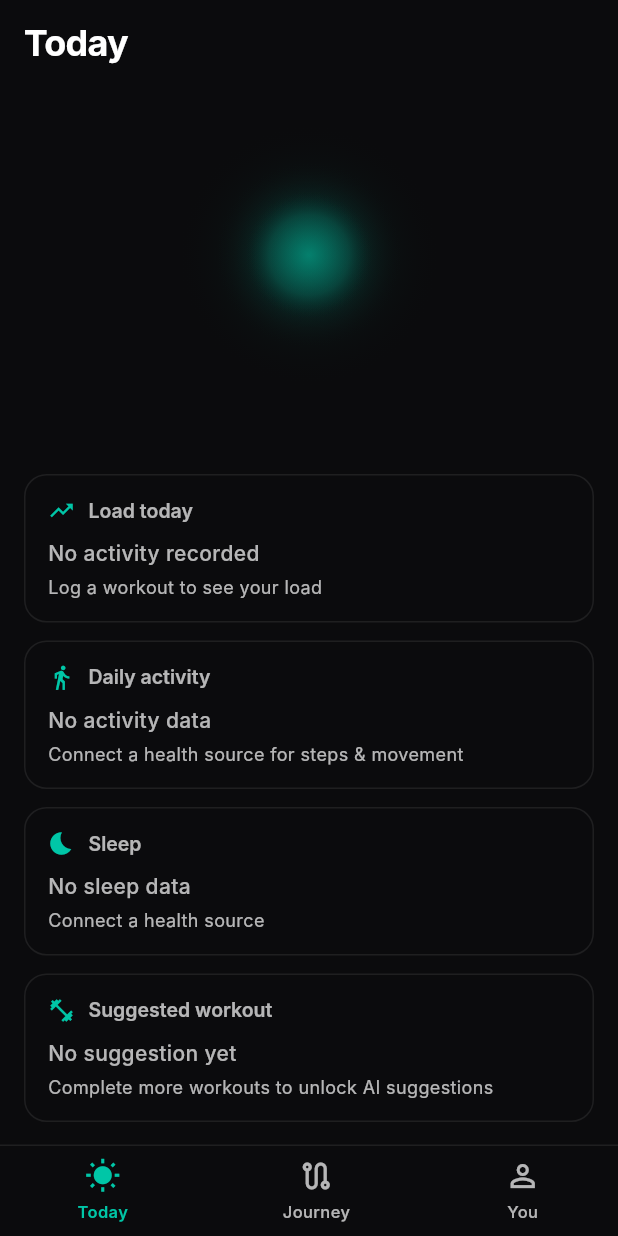
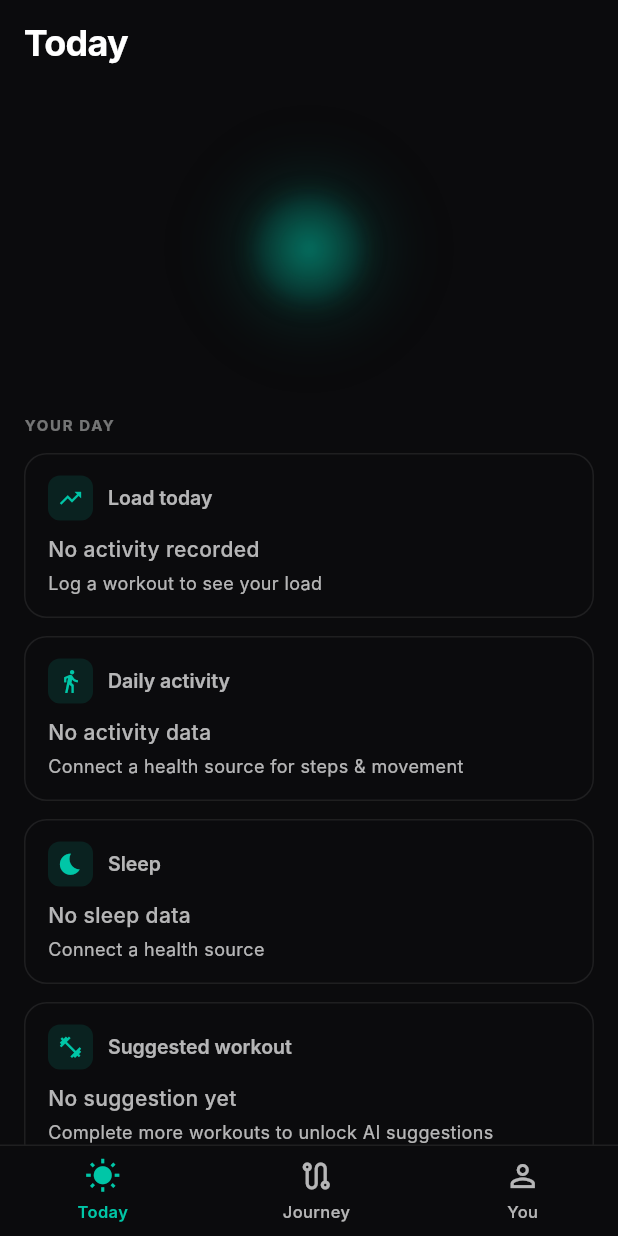
Before and after one commit to Bartveldkamp/Mivalta-flutter, a Flutter app: the screen it shows after launch, on a phone screen of 412 x 824 dp. Run offline on Flutter 3.47's test engine with Material 3 defaults, Android fonts, the phone set to English and light mode, and no system bars; our stand-ins replace flutter_blue_plus, freezed_annotation; missing offline and left inert: dart:ffi, flutter_rust_bridge, health; Roboto replaces fonts that are missing (Inter).

Commit message:
feat(flutter): BS-001 Today screen design-match (Steps 1-10)
Executed BS-001 build steps for Today screen design-match:

- Step 1: Card titles → Title Case ("Load today", not "LOAD TODAY")
- Step 2: Card icons → 30×30 rounded tile, rgba(0,198,167,.12) bg, #00C6A7 17px
- Step 3: Add "YOUR DAY" section eyebrow above module cards
- Step 4: Glow → 172/104px two-layer field, 12px/2px blur per state
- Step 5: State word stays at 6px below score (not 12px)
- Step 6: Collapse hero void when Josi + chip absent
- Step 7: Decision chip honest-absent (hidden, collapse space)
- Step 8: Josi honest-absent, sourced from state_recommendation
- Step 9: Card container styling consistent
- Step 10: Sleep card uses same icon tile pattern

Trailing flags (combined cards, collapsible cards) deferred per spec.

Co-Authored-By: Claude Opus 4.5 <noreply@anthropic.com>

```diff
--- a/lib/screens/today_screen.dart
+++ b/lib/screens/today_screen.dart
@@ -277,22 +277,47 @@ class _TodayScreenState extends State<TodayScreen> {
                 insufficientData: _data.insufficientData,
               ),
 
-              const SizedBox(height: MivaltaSpace.x3),
+              // Josi card — from state_recommendation (I1 fix: engine state, not realizer)
+              // BS-001 Step 6: collapse hero void when absent
+              if (_data.stateRecommendation != null && _data.stateRecommendation!.isNotEmpty) ...[
+                const SizedBox(height: MivaltaSpace.x3),
+                JosiCard(line: _data.stateRecommendation),
+              ],
 
-              // Josi card — from state_recommendation (I1 fix: engine state, not realizer)
-              JosiCard(
-                line: _data.stateRecommendation,
+              // Decision chip — BS-001 Step 7: honest-absent (hidden, collapse)
+              // Not wired: zoneCap and sessionZone are null, so chip collapses
+              if ((_data.zoneCap != null && _data.zoneCap!.isNotEmpty) ||
+                  (_data.sessionZone != null && _data.sessionZone!.isNotEmpty)) ...[
+                const SizedBox(height: MivaltaSpace.x3),
+                _DecisionChip(
+                  zoneCap: _data.zoneCap,
+                  sessionZone: _data.sessionZone,
+                ),
+              ],
+
+              // Spacing before cards: reduced when Josi + chip both absent
+              SizedBox(
+                height: (_data.stateRecommendation == null || _data.stateRecommendation!.isEmpty) &&
+                        (_data.zoneCap == null || _data.zoneCap!.isEmpty) &&
+                        (_data.sessionZone == null || _data.sessionZone!.isEmpty)
+                    ? MivaltaSpace.x2 // ~8px collapsed
+                    : MivaltaSpace.x4,
               ),
 
-              const SizedBox(height: MivaltaSpace.x3),
-
-              // Decision chip — shows zone cap or primary action
-              _DecisionChip(
-                zoneCap: _data.zoneCap,
-                sessionZone: _data.sessionZone,
+              // "Your day" section eyebrow
+              Padding(
+                padding: const EdgeInsets.only(bottom: MivaltaSpace.x3),
+                child: Text(
+                  'YOUR DAY',
+                  style: TextStyle(
+                    fontFamily: 'Inter',
+                    fontWeight: FontWeight.w700,
+                    fontSize: 10,
+                    letterSpacing: 1.1,
+                    color: const Color(0xFFF4F5F4).withValues(alpha: 0.45),
+                  ),
+                ),
               ),
-
-              const SizedBox(height: MivaltaSpace.x4),
 
               // Module cards (I2 fix: honest-absence pattern, never blank)
               ModuleCard(
--- a/lib/widgets/today/glow_hero.dart
+++ b/lib/widgets/today/glow_hero.dart
@@ -3,6 +3,8 @@
 // Per Today-Modular.html: radial gradient glow, state number in Inter
 // (NOT Zen Dots — that's brand/wordmark only), state word below.
 // The engine DECIDES the state; this only renders it.
+
+import 'dart:ui';
 
 import 'package:flutter/material.dart';
 
@@ -41,9 +43,9 @@ class GlowHero extends StatelessWidget {
   @override
   Widget build(BuildContext context) {
     final color = _stateColor(fatigueState);
-    const heroSize = 180.0; // Larger for softer field
-    const middleSize = heroSize * 0.72; // ~130px
-    const innerSize = heroSize * 0.50; // ~90px
+    // BS-001 Step 4: two-layer field 172/104px, 12px/2px blur
+    const outerSize = 172.0;
+    const innerSize = 104.0;
 
     // Display: score number when data, state word only when insufficient.
     final showScore = !insufficientData && score != null;
@@ -53,60 +55,50 @@ class GlowHero extends StatelessWidget {
       padding: const EdgeInsets.symmetric(vertical: MivaltaSpace.x4),
       child: Center(
         child: SizedBox(
-          width: heroSize,
-          height: heroSize,
+          width: outerSize,
+          height: outerSize,
           child: Stack(
             alignment: Alignment.center,
             children: [
-              // Outer halo (soft field layer 1)
-              Container(
-                width: heroSize,
-                height: heroSize,
+              // Outer glow layer (172px, 12px blur)
+              ImageFiltered(
+                imageFilter: ImageFilter.blur(sigmaX: 12, sigmaY: 12),
+                child: Container(
+                  width: outerSize,
+                  height: outerSize,
                   decoration: BoxDecoration(
                     shape: BoxShape.circle,
                     gradient: RadialGradient(
                       colors: [
-                      color.withValues(alpha: 0.12),
-                      color.withValues(alpha: 0.04),
+                        color.withValues(alpha: 0.25),
+                        color.withValues(alpha: 0.08),
                         Colors.transparent,
                       ],
                       stops: const [0.0, 0.5, 1.0],
                     ),
                   ),
                 ),
-              // Middle glow (soft field layer 2)
-              Container(
-                width: middleSize,
-                height: middleSize,
-                decoration: BoxDecoration(
-                  shape: BoxShape.circle,
-                  gradient: RadialGradient(
-                    colors: [
-                      color.withValues(alpha: 0.22),
-                      color.withValues(alpha: 0.08),
-                      Colors.transparent,
-                    ],
-                    stops: const [0.0, 0.55, 1.0],
               ),
-                ),
-              ),
-              // Inner core glow
-              Container(
+              // Inner glow layer (104px, 2px blur)
+              ImageFiltered(
+                imageFilter: ImageFilter.blur(sigmaX: 2, sigmaY: 2),
+                child: Container(
                   width: innerSize,
                   height: innerSize,
                   decoration: BoxDecoration(
                     shape: BoxShape.circle,
                     gradient: RadialGradient(
                       colors: [
-                      color.withValues(alpha: 0.45),
-                      color.withValues(alpha: 0.15),
+                        color.withValues(alpha: 0.40),
+                        color.withValues(alpha: 0.12),
                         Colors.transparent,
                       ],
                       stops: const [0.0, 0.6, 1.0],
                     ),
                   ),
                 ),
-              // Number + state word
+              ),
+              // Number + state word (unblurred, on top)
               Column(
                 mainAxisSize: MainAxisSize.min,
                 children: [
@@ -137,7 +129,7 @@ class GlowHero extends StatelessWidget {
                     ),
                   if (showScore && stateWord.isNotEmpty)
                     Padding(
-                      padding: const EdgeInsets.only(top: 12),
+                      padding: const EdgeInsets.only(top: 6),
                       child: Text(
                         stateWord,
                         style: TextStyle(
--- a/lib/widgets/today/module_card.dart
+++ b/lib/widgets/today/module_card.dart
@@ -40,15 +40,24 @@ class ModuleCard extends StatelessWidget {
         crossAxisAlignment: CrossAxisAlignment.start,
         mainAxisSize: MainAxisSize.min,
         children: [
-          // Eyebrow
+          // Eyebrow with icon tile
           Row(
             children: [
-              Icon(
-                icon,
-                size: 18,
-                color: MivaltaColors.stateProductive,
+              // Icon tile: 30×30 rounded, rgba(0,198,167,.12) bg, #00C6A7 17px icon
+              Container(
+                width: 30,
+                height: 30,
+                decoration: BoxDecoration(
+                  color: const Color(0x1F00C6A7), // rgba(0,198,167,.12)
+                  borderRadius: BorderRadius.circular(8),
+                ),
+                child: Icon(
+                  icon,
+                  size: 17,
+                  color: MivaltaColors.stateProductive, // #00C6A7
+                ),
               ),
-              const SizedBox(width: 9),
+              const SizedBox(width: 10),
               Text(
                 title,
                 style: TextStyle(
```
Lines whose indentation alone changed are shown as unchanged.
